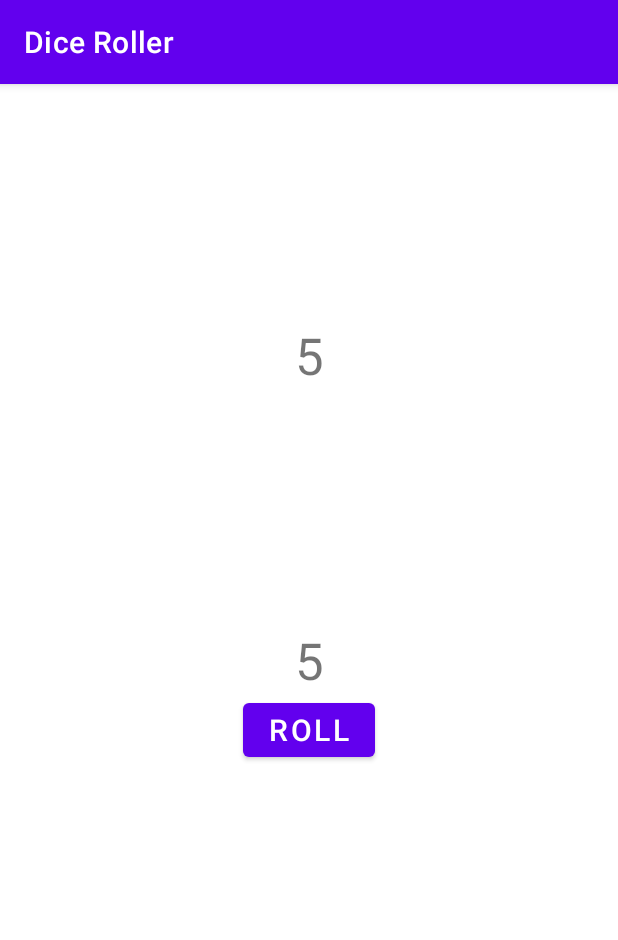
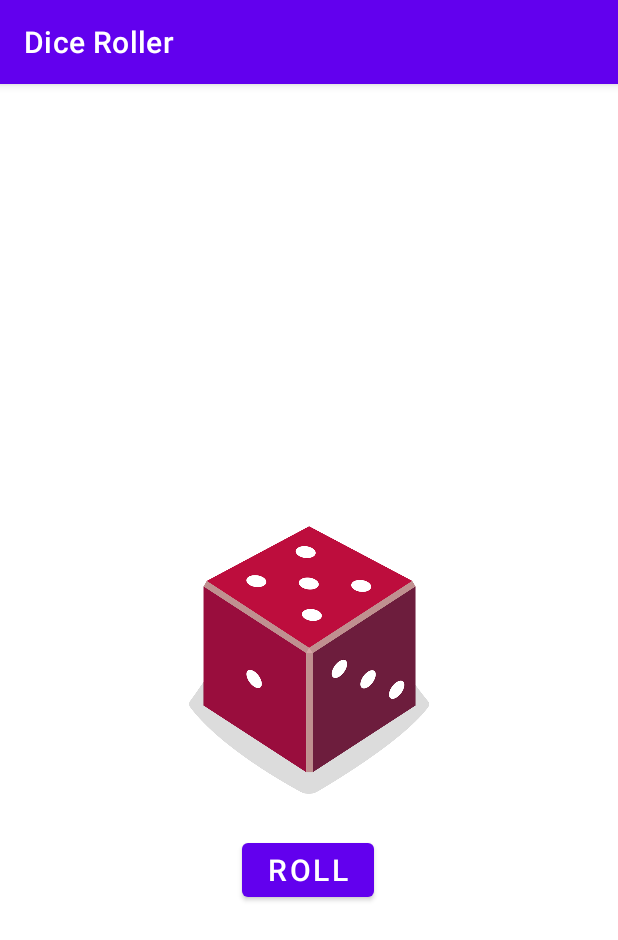
Before and after one commit to farhan-tallman/DiceRoller, an Android app: the screen it shows after launch (MainActivity), after a tap on "ROLL", on a phone screen of 412 x 824 dp. Shown: the top 940 px of the screen. Run offline under Robolectric (Android 15) with nearby library versions, the phone set to English and light mode, and no system bars.

Commit message:
Dice Roller App complete with images

```diff
--- a/app/src/main/java/com/example/diceroller/MainActivity.kt
+++ b/app/src/main/java/com/example/diceroller/MainActivity.kt
@@ -3,7 +3,7 @@ package com.example.diceroller
 import androidx.appcompat.app.AppCompatActivity
 import android.os.Bundle
 import android.widget.Button
-import android.widget.TextView
+import android.widget.ImageView
 
 class MainActivity : AppCompatActivity() {
     override fun onCreate(savedInstanceState: Bundle?) {
@@ -11,11 +11,10 @@ class MainActivity : AppCompatActivity() {
         setContentView(R.layout.activity_main)
         // My Code starts here
         val rollButton: Button = findViewById(R.id.button_roll)
-        rollButton.setOnClickListener {
-            rollDice()
-            //val toast1 = Toast.makeText(this, "Dice Rolled", Toast.LENGTH_SHORT)
-            //toast1.show()
-        }
+        rollButton.setOnClickListener { rollDice() }
+
+        // Do a rollDice when the app starts
+        rollDice()
 
     }
 
@@ -23,17 +22,22 @@ class MainActivity : AppCompatActivity() {
         // Create a Dice object and roll it
         val dice = Dice(6)
         val diceRoll = dice.roll()
+        val diceImage: ImageView = findViewById(R.id.imageView)
 
-        val dice2 = Dice(6)
-        val diceRoll2 = dice2.roll()
+        // select the image that corresponcds with the value of diceRoll
+        val drawableResource = when (diceRoll) {
+            1 -> R.drawable.dice_1
+            2 -> R.drawable.dice_2
+            3 -> R.drawable.dice_3
+            4 -> R.drawable.dice_4
+            5 -> R.drawable.dice_5
+            else -> R.drawable.dice_6
+        }
+        // update the correct image to display
+        diceImage.setImageResource(drawableResource)
 
-        // Update the screen with the value of the dice
-        val resultText: TextView = findViewById(R.id.textView)
-        resultText.text = diceRoll.toString()
-
-        val resultText2: TextView =  findViewById(R.id.textView2)
-        resultText2.text = diceRoll2.toString()
-
+        // to facilitate screen reading, must give content description to images
+        diceImage.contentDescription = diceRoll.toString()
     }
 }
 // The Dice Class takes number of sides as argument
--- a/app/src/main/res/layout/activity_main.xml
+++ b/app/src/main/res/layout/activity_main.xml
@@ -6,36 +6,26 @@
     android:layout_height="match_parent"
     tools:context=".MainActivity">
 
-    <TextView
-        android:id="@+id/textView"
-        android:layout_width="wrap_content"
-        android:layout_height="wrap_content"
-        android:textSize="34sp"
-        app:layout_constraintBottom_toBottomOf="parent"
-        app:layout_constraintLeft_toLeftOf="parent"
-        app:layout_constraintRight_toRightOf="parent"
-        app:layout_constraintTop_toTopOf="parent"
-        tools:text="1" />
-
     <Button
         android:id="@+id/button_roll"
         android:layout_width="wrap_content"
         android:layout_height="wrap_content"
+        android:layout_marginTop="16dp"
         android:text="@string/roll"
         android:textSize="20sp"
         app:layout_constraintEnd_toEndOf="parent"
+        app:layout_constraintHorizontal_bias="0.498"
         app:layout_constraintStart_toStartOf="parent"
-        app:layout_constraintTop_toBottomOf="@+id/textView" />
+        app:layout_constraintTop_toBottomOf="@+id/imageView" />
 
-    <TextView
-        android:id="@+id/textView2"
-        android:layout_width="wrap_content"
-        android:layout_height="wrap_content"
-        android:textSize="34sp"
-        app:layout_constraintBottom_toTopOf="@+id/textView"
+    <ImageView
+        android:id="@+id/imageView"
+        android:layout_width="160dp"
+        android:layout_height="200dp"
+        app:layout_constraintBottom_toBottomOf="parent"
         app:layout_constraintEnd_toEndOf="parent"
         app:layout_constraintStart_toStartOf="parent"
         app:layout_constraintTop_toTopOf="parent"
-        tools:text="2" />
+        tools:srcCompat="@drawable/dice_1" />
 
 </androidx.constraintlayout.widget.ConstraintLayout>
```
Also changed, not shown: app/src/main/res/drawable/dice_1.png (added), app/src/main/res/drawable/dice_2.png (added), app/src/main/res/drawable/dice_3.png (added), app/src/main/res/drawable/dice_4.png (added), app/src/main/res/drawable/dice_5.png (added), app/src/main/res/drawable/dice_6.png (added).
